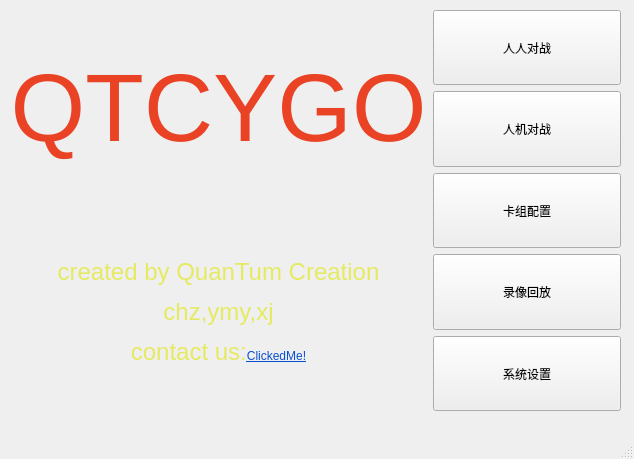
First picture: the form in mainwindow.ui, repository xiaxiaoguang/QTproject, before the edit.
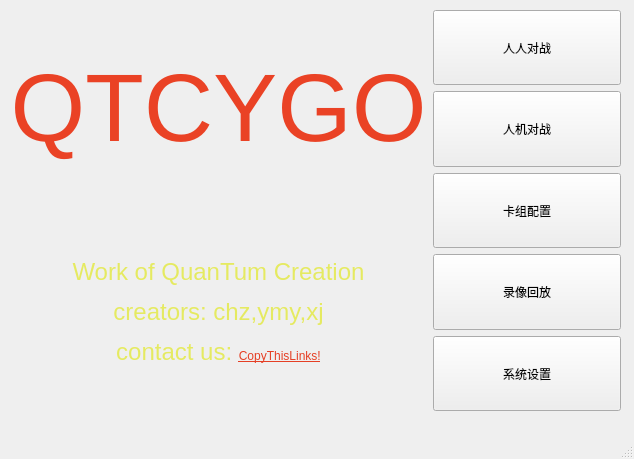
Second picture: the form after the edit. Icons and pictures are not drawn.

```diff
--- a/mainwindow.ui
+++ b/mainwindow.ui
@@ -51,7 +51,7 @@
        <item>
         <widget class="QLabel" name="label_2">
          <property name="text">
-          <string>&lt;html&gt;&lt;head/&gt;&lt;body&gt;&lt;p align=&quot;center&quot;&gt;&lt;span style=&quot; font-size:18pt; color:#e5ea61;&quot;&gt;created by QuanTum Creation&lt;/span&gt;&lt;/p&gt;&lt;p align=&quot;center&quot;&gt;&lt;span style=&quot; font-size:18pt; color:#e5ea61;&quot;&gt;chz,ymy,xj&lt;/span&gt;&lt;/p&gt;&lt;p align=&quot;center&quot;&gt;&lt;span style=&quot; font-size:18pt; color:#e5ea61;&quot;&gt;contact us:&lt;/span&gt;&lt;a href=&quot;https://github.com/xiaxiaoguang/QTproject&quot;&gt;&lt;span style=&quot; text-decoration: underline; color:#094fd1;&quot;&gt;ClickedMe!&lt;/span&gt;&lt;/a&gt;&lt;/p&gt;&lt;/body&gt;&lt;/html&gt;</string>
+          <string>&lt;html&gt;&lt;head/&gt;&lt;body&gt;&lt;p align=&quot;center&quot;&gt;&lt;span style=&quot; font-size:18pt; color:#e5ea61;&quot;&gt;Work of QuanTum Creation&lt;/span&gt;&lt;/p&gt;&lt;p align=&quot;center&quot;&gt;&lt;span style=&quot; font-size:18pt; color:#e5ea61;&quot;&gt;creators: chz,ymy,xj&lt;/span&gt;&lt;/p&gt;&lt;p align=&quot;center&quot;&gt;&lt;span style=&quot; font-size:18pt; color:#e5ea61;&quot;&gt;contact us: &lt;/span&gt;&lt;a href=&quot;https://github.com/xiaxiaoguang/QTproject&quot;&gt;&lt;span style=&quot; text-decoration: underline; color:#e53f25;&quot;&gt;CopyThisLinks!&lt;/span&gt;&lt;/a&gt;&lt;/p&gt;&lt;/body&gt;&lt;/html&gt;</string>
          </property>
         </widget>
        </item>
```
Left out of the diff: 2 changed lines with no effect on the pictures.
